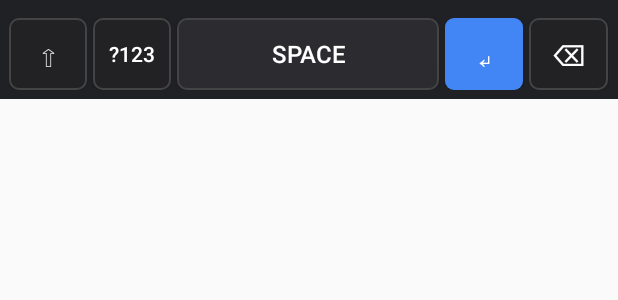
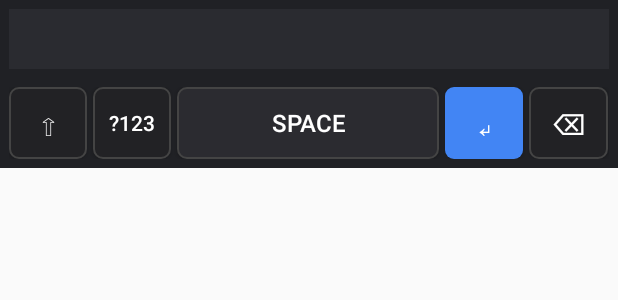
Before and after one commit to avd1729/Textify, an Android app built with Jetpack Compose: the layout keyboard_layout.xml on its own in the app's theme, with its tools: preview values and no code run, on a phone screen of 412 x 824 dp. Shown: the top 300 px of the screen. Run offline under Robolectric (Android 15) with nearby library versions, the phone set to English and light mode, and no system bars.

Commit message:
add tflite model & suggestion barebone

```diff
--- a/app/build.gradle.kts
+++ b/app/build.gradle.kts
@@ -1,3 +1,5 @@
+import org.gradle.kotlin.dsl.implementation
+
 plugins {
     alias(libs.plugins.android.application)
     alias(libs.plugins.kotlin.android)
@@ -56,4 +58,6 @@ dependencies {
     androidTestImplementation(libs.androidx.ui.test.junit4)
     debugImplementation(libs.androidx.ui.tooling)
     debugImplementation(libs.androidx.ui.test.manifest)
+
+    implementation("org.tensorflow:tensorflow-lite:2.9.0")
 }
--- /dev/null
+++ b/app/src/main/res/drawable/suggestion_background.xml
@@ -0,0 +1,15 @@
+<selector xmlns:android="http://schemas.android.com/apk/res/android">
+    <item android:state_pressed="true">
+        <shape android:shape="rectangle">
+            <solid android:color="#404045" />
+            <corners android:radius="4dp" />
+        </shape>
+    </item>
+    <item>
+        <shape android:shape="rectangle">
+            <solid android:color="#2A2B30" />
+            <corners android:radius="4dp" />
+            <stroke android:color="#404045" android:width="1dp" />
+        </shape>
+    </item>
+</selector>
--- a/app/src/main/res/layout/keyboard_layout.xml
+++ b/app/src/main/res/layout/keyboard_layout.xml
@@ -5,6 +5,49 @@
     android:orientation="vertical"
     android:background="#202125"
     android:padding="6dp">
+
+    <!-- Suggestion bar -->
+    <LinearLayout
+        android:id="@+id/suggestion_bar"
+        android:layout_width="match_parent"
+        android:layout_height="40dp"
+        android:orientation="horizontal"
+        android:background="#2A2B30"
+        android:layout_marginBottom="6dp">
+
+        <Button
+            android:id="@+id/suggestion_1"
+            android:layout_width="0dp"
+            android:layout_weight="1"
+            android:layout_height="match_parent"
+            android:background="@drawable/suggestion_background"
+            android:textColor="#FFFFFF"
+            android:textSize="14sp"
+            android:layout_margin="2dp"
+            android:visibility="invisible" />
+
+        <Button
+            android:id="@+id/suggestion_2"
+            android:layout_width="0dp"
+            android:layout_weight="1"
+            android:layout_height="match_parent"
+            android:background="@drawable/suggestion_background"
+            android:textColor="#FFFFFF"
+            android:textSize="14sp"
+            android:layout_margin="2dp"
+            android:visibility="invisible" />
+
+        <Button
+            android:id="@+id/suggestion_3"
+            android:layout_width="0dp"
+            android:layout_weight="1"
+            android:layout_height="match_parent"
+            android:background="@drawable/suggestion_background"
+            android:textColor="#FFFFFF"
+            android:textSize="14sp"
+            android:layout_margin="2dp"
+            android:visibility="invisible" />
+    </LinearLayout>
 
     <!-- Main keyboard area with keys -->
     <GridLayout
```
Also changed, not shown: app/src/main/assets/vocabulary.txt (added, +38 -0 lines), app/src/main/java/com/example/keyboard/ml/NextWordPredictor.kt (added, +137 -0 lines), app/src/main/java/com/example/keyboard/service/SecureKeyboardService.kt (+94 -0 lines), 1 other file.
